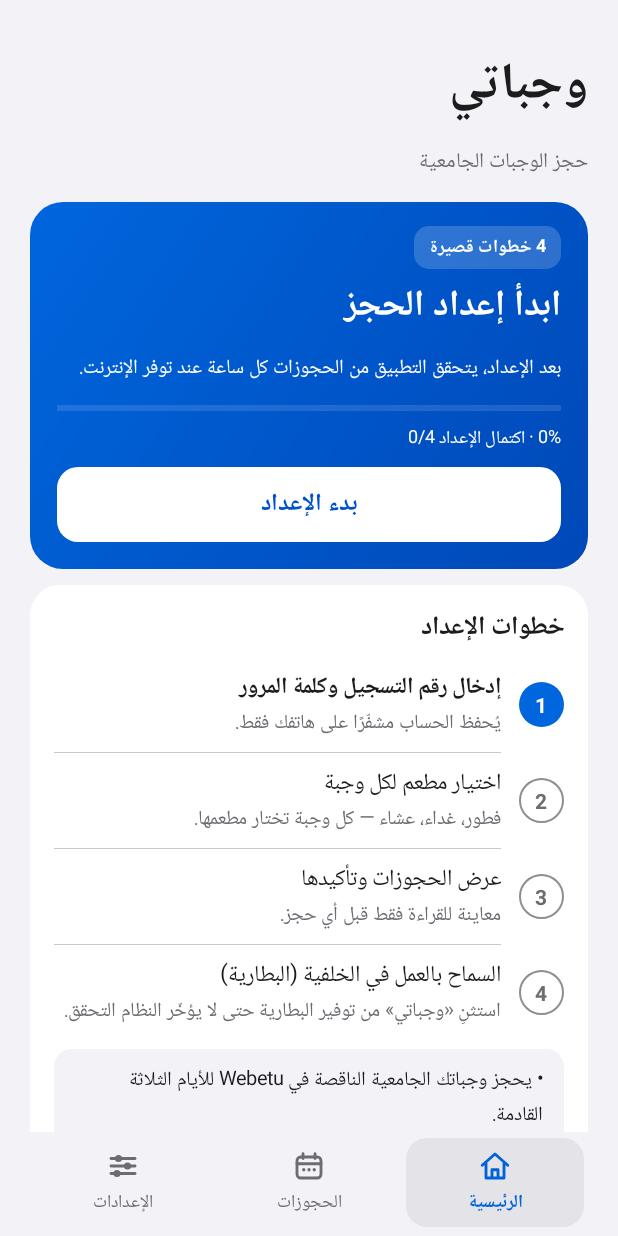
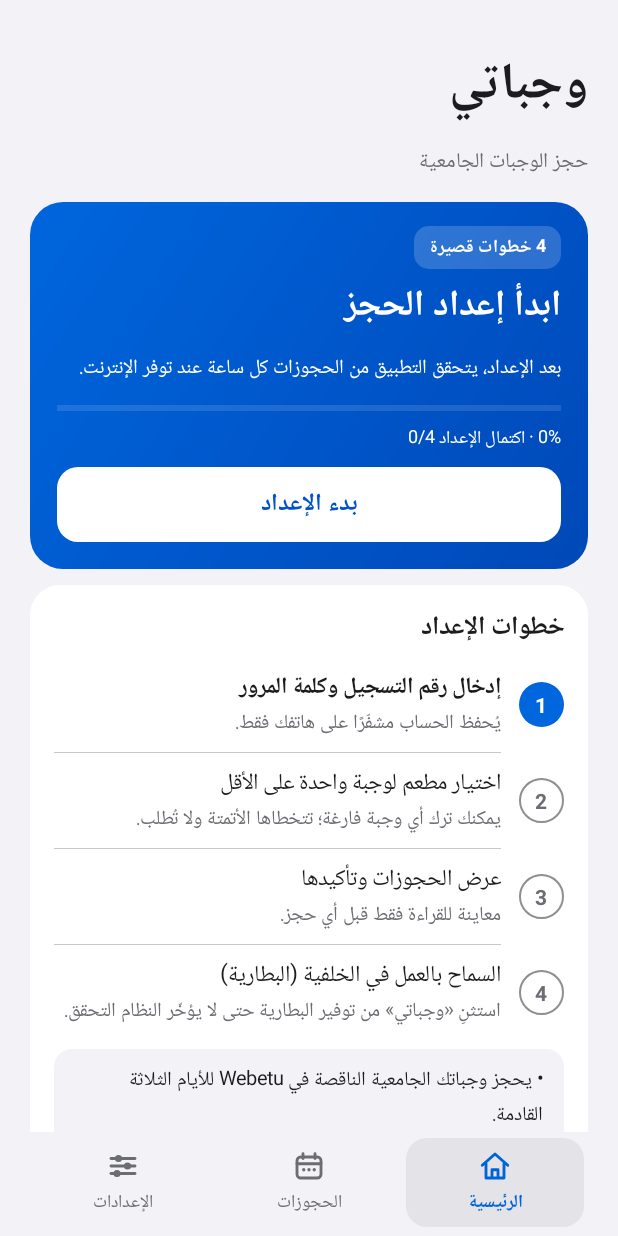
Before and after one commit to Ahmed47-t/Wajabati, an Android app: the screen it shows after launch (MainActivity), on a phone screen of 412 x 824 dp. Run offline under Robolectric (Android 15) with nearby library versions, the phone set to English and light mode, and no system bars; pictures from the network do not load.

Commit message:
MealGuard (وجباتي) 0.13.1: source sync with the shipped APK
The committed tree predated the 0.13.1 work (optional meals, weekly
exceptions that can enable a meal for one weekday only). This restores the
verified 0.13.1 sources so the tree matches
MealGuard-0.13.1-weekly-positive-exceptions.apk (versionCode 15,
sha256 a11c8d32...).

```diff
--- a/app/src/main/java/dz/local/mealguard/Engine.java
+++ b/app/src/main/java/dz/local/mealguard/Engine.java
@@ -49,11 +49,12 @@ public final class Engine {
  }
  public static List<Meal> plan(JSONObject cfg,JSONArray depots,JSONArray rows,LocalDate today)throws Exception {
   Map<Long,JSONObject> offered=new HashMap<>();for(int i=0;i<depots.length();i++){JSONObject d=depots.getJSONObject(i);long id=d.getLong("id");if(offered.put(id,d)!=null)throw new Problem("معرّف مطعم مكرر؛ توقف آمن.");}
-  if(!AccountSettings.configured(cfg))throw new Problem("اختر مطعمًا لكل وجبة أولًا.");
+  if(!AccountSettings.configured(cfg))throw new Problem("اختر مطعمًا واحدًا على الأقل أولًا.");
   WeeklySchedule.rules(cfg);
   List<Meal> plan=new ArrayList<>();
   for(int ahead=1;ahead<=3;ahead++)for(int type=1;type<=3;type++){
-   JSONObject d=offered.get(WeeklySchedule.restaurant(cfg,today.plusDays(ahead),type));if(d==null)throw new Problem(today.plusDays(ahead)+" • "+LABEL[type]+": المطعم المختار أو مطعم الاستثناء غير متاح لحسابك الآن. لن نستخدم بديلًا تلقائيًا.");
+   long rid=WeeklySchedule.restaurant(cfg,today.plusDays(ahead),type);if(rid<=0)continue;// empty base and no exception, or the weekly exception asks to skip this meal today; a weekly exception may ADD a restaurant to a meal whose base is empty for one day only
+   JSONObject d=offered.get(rid);if(d==null)throw new Problem(today.plusDays(ahead)+" • "+LABEL[type]+": المطعم المختار أو مطعم الاستثناء غير متاح لحسابك الآن. لن نستخدم بديلًا تلقائيًا.");
    String field=type==1?"breakfast":type==2?"lunch":"dinner";
    if(!Boolean.TRUE.equals(d.opt(field)))throw new Problem("المطعم المختار لا يعرض "+LABEL[type]+". لن نغيّر المطعم تلقائيًا.");
    Meal m=new Meal(today.plusDays(ahead),type,d,0);plan.add(new Meal(m.day,type,d,matching(rows,m)));
--- a/app/src/main/java/dz/local/mealguard/WeeklySchedule.java
+++ b/app/src/main/java/dz/local/mealguard/WeeklySchedule.java
@@ -11,17 +11,18 @@ final class WeeklySchedule {
   if(!(cfg.opt(KEY) instanceof JSONObject))throw new Engine.Problem("جدول الاستثناءات غير صالح. راجع الإعدادات.");
   JSONObject all=cfg.getJSONObject(KEY);
   for(Iterator<String> ds=all.keys();ds.hasNext();){String d=ds.next();if(!d.matches("[1-7]")||!(all.opt(d) instanceof JSONObject))throw new Engine.Problem("يوم استثناء غير صالح.");JSONObject row=all.getJSONObject(d);
-   for(Iterator<String> ms=row.keys();ms.hasNext();){String m=ms.next();if(!m.matches("[1-3]")||!(row.opt(m) instanceof JSONObject))throw new Engine.Problem("وجبة استثناء غير صالحة.");Object id=row.getJSONObject(m).opt("id");if(!(id instanceof Number)||((Number)id).longValue()<=0||((Number)id).doubleValue()!=((Number)id).longValue())throw new Engine.Problem("مطعم استثناء غير صالح.");}
+   for(Iterator<String> ms=row.keys();ms.hasNext();){String m=ms.next();if(!m.matches("[1-3]")||!(row.opt(m) instanceof JSONObject))throw new Engine.Problem("وجبة استثناء غير صالحة.");JSONObject jr=row.getJSONObject(m);if(Boolean.TRUE.equals(jr.opt("skip")))continue;Object id=jr.opt("id");if(!(id instanceof Number)||((Number)id).longValue()<=0||((Number)id).doubleValue()!=((Number)id).longValue())throw new Engine.Problem("مطعم استثناء غير صالح.");}
   }return all;
  }
- static long restaurant(JSONObject cfg,int day,int meal)throws Exception{JSONObject row=rules(cfg).optJSONObject(Integer.toString(day));JSONObject rule=row==null?null:row.optJSONObject(Integer.toString(meal));return rule==null?cfg.getLong(AccountSettings.IDS[meal]):rule.getLong("id");}
+ /** Effective restaurant id for a day+meal. -1 = skipped by weekly exception, 0 = not configured (skipped), otherwise the restaurant id. */
+ static long restaurant(JSONObject cfg,int day,int meal)throws Exception{JSONObject row=rules(cfg).optJSONObject(Integer.toString(day));JSONObject rule=row==null?null:row.optJSONObject(Integer.toString(meal));if(rule!=null&&Boolean.TRUE.equals(rule.opt("skip")))return -1;return rule==null?cfg.optLong(AccountSettings.IDS[meal],0):rule.getLong("id");}
  static long restaurant(JSONObject cfg,LocalDate day,int meal)throws Exception{return restaurant(cfg,day.getDayOfWeek().getValue(),meal);}
  static JSONObject setDay(JSONObject cfg,int day,JSONObject[] selected,JSONArray offered)throws Exception{
   if(day<1||day>7)throw new Engine.Problem("يوم غير صالح.");
   JSONObject next=new JSONObject(cfg.toString()),all=new JSONObject(rules(cfg).toString()),row=new JSONObject();
-  for(int meal=1;meal<=3;meal++)if(selected[meal]!=null){long id=selected[meal].getLong("id");JSONObject match=null;for(JSONObject d:AccountSettings.options(offered,meal))if(d.getLong("id")==id)match=d;if(match==null)throw new Engine.Problem("مطعم الاستثناء غير متاح لـ"+Engine.LABEL[meal]+". حدّث القائمة أو اختر المطعم المعتاد.");row.put(Integer.toString(meal),new JSONObject().put("id",id).put("name",Engine.name(match)));}
+  for(int meal=1;meal<=3;meal++)if(selected[meal]!=null){JSONObject s=selected[meal];if(Boolean.TRUE.equals(s.opt("skip"))){row.put(Integer.toString(meal),new JSONObject().put("skip",true));continue;}long id=s.getLong("id");JSONObject match=null;for(JSONObject d:AccountSettings.options(offered,meal))if(d.getLong("id")==id)match=d;if(match==null)throw new Engine.Problem("مطعم الاستثناء غير متاح لـ"+Engine.LABEL[meal]+". حدّث القائمة أو اختر المطعم المعتاد.");row.put(Integer.toString(meal),new JSONObject().put("id",id).put("name",Engine.name(match)));}
   if(row.length()==0)all.remove(Integer.toString(day));else all.put(Integer.toString(day),row);
   if(all.length()==0)next.remove(KEY);else next.put(KEY,all);return next;
  }
- static String daySummary(JSONObject cfg,int day){try{JSONObject row=rules(cfg).optJSONObject(Integer.toString(day));if(row==null||row.length()==0)return "المطاعم المعتادة";StringBuilder s=new StringBuilder();for(int meal=1;meal<=3;meal++){JSONObject rule=row.optJSONObject(Integer.toString(meal));if(rule!=null){if(s.length()>0)s.append(" · ");s.append(Engine.LABEL[meal]).append(": ").append(rule.optString("name","مطعم #"+rule.optLong("id")));}}return s.toString();}catch(Exception e){return "جدول غير صالح — راجع الإعدادات";}}
+ static String daySummary(JSONObject cfg,int day){try{JSONObject row=rules(cfg).optJSONObject(Integer.toString(day));if(row==null||row.length()==0)return "المطاعم المعتادة";StringBuilder s=new StringBuilder();for(int meal=1;meal<=3;meal++){JSONObject rule=row.optJSONObject(Integer.toString(meal));if(rule!=null){if(s.length()>0)s.append(" · ");if(Boolean.TRUE.equals(rule.opt("skip")))s.append(Engine.LABEL[meal]).append(": غير مُختارة");else s.append(Engine.LABEL[meal]).append(": ").append(rule.optString("name","مطعم #"+rule.optLong("id")));}}return s.toString();}catch(Exception e){return "جدول غير صالح — راجع الإعدادات";}}
 }
--- a/app/src/main/res/values/strings.xml
+++ b/app/src/main/res/values/strings.xml
@@ -16,7 +16,7 @@
  <string name="screen_13">"لم تُحدَّد المطاعم بعد"</string>
  <string name="screen_15">"اذهب إلى الإعداد"</string>
  <string name="usual_restaurants">"المطاعم المعتادة"</string>
- <string name="screen_18">"استثناء يتكرر كل أسبوع في اليوم المحدد. الأيام بلا استثناء تستعمل المطاعم المعتادة."</string>
+ <string name="screen_18">"استثناء يتكرر كل أسبوع في اليوم المحدد. الأيام بلا استثناء تستعمل المطاعم المعتادة؛ والوجبة دون مطعم تُتخطى."</string>
  <string name="screen_19">"آخر عملية"</string>
  <string name="screen_20">"التفاصيل"</string>
  <string name="screen_22">"الحساب"</string>
@@ -45,7 +45,7 @@
  <string name="screen_48">"تسجيل الدخول والمتابعة"</string>
  <string name="screen_49">"مطعم مستقل لكل وجبة"</string>
  <string name="screen_50">"تُعرض المطاعم التي تتيح الوجبة لحسابك فقط."</string>
- <string name="screen_51">"اختر المطعم"</string>
+ <string name="screen_51">"لا حجز لهذه الوجبة"</string>
  <string name="screen_52">"تحديث قائمة المطاعم"</string>
  <string name="screen_54">"الوقت تقريبي ويعتمد على الإنترنت وقيود أندرويد."</string>
  <string name="screen_55">"مراجعة الخطة"</string>
@@ -75,7 +75,7 @@
  <string name="say_1">". اضغط للإخفاء"</string>
  <string name="connect_1">"أدخل رقم التسجيل وكلمة المرور."</string>
  <string name="connect_2">"جارٍ التحقق من الحساب…"</string>
- <string name="connect_3">"اختر مطعم كل وجبة، ثم مدة التحقق."</string>
+ <string name="connect_3">"اختر مطعم وجبة واحدة على الأقل، ثم مدة التحقق."</string>
  <string name="fill_meals_1">"لا توجد مطاعم متاحة لهذه الوجبة"</string>
  <string name="reload_restaurants_1">"تحقّق من الحساب أولًا."</string>
  <string name="reload_restaurants_2">"جارٍ تحميل المطاعم…"</string>
@@ -89,7 +89,7 @@
  <string name="render_plan_3">"يحتاج استبدالًا"</string>
  <string name="render_status_1">"آخر تأكيد كامل لحجوزات الأيام الثلاثة: "</string>
  <string name="render_status_6">"انقضت أيام آخر معاينة. حدّث لقراءة الحجوزات الحالية."</string>
- <string name="load_review_1">"اختر المطاعم الثلاثة أولًا."</string>
+ <string name="load_review_1">"اختر مطعمًا واحدًا على الأقل أولًا."</string>
  <string name="load_review_2">"جارٍ تحميل الخطة…"</string>
  <string name="load_review_3">"حالة كل وجبة كما تظهر الآن في Webetu · التحقق "</string>
  <string name="load_review_4">"قراءة فقط؛ لا يُرسل حجز الآن…"</string>
@@ -127,7 +127,7 @@
  <string name="details_2">"\nآخر تأكيد كامل: "</string>
  <string name="details_3">"تفاصيل العملية"</string>
  <string name="common_done">"تم"</string>
- <string name="weekly_day_1">"يتكرر كل أسبوع حسب تاريخ الوجبة. اختر المعتاد لإزالة الاستثناء. الحفظ يوقف الأتمتة للمراجعة ولا يلغي الحجوزات الحالية."</string>
+ <string name="weekly_day_1">"يتكرر كل أسبوع حسب تاريخ الوجبة. يمكن اختيار مطعم هنا لحجز وجبة غير مُعدّة في الأساس لهذا اليوم فقط، أو تخطي وجبة مُعدّة. اختر المعتاد أو «غير مُختارة» لإزالة الاستثناء. الحفظ يوقف الأتمتة للمراجعة ولا يلغي الحجوزات الحالية."</string>
  <string name="weekly_day_2">"المعتاد — "</string>
  <string name="weekly_day_3">"المحفوظ"</string>
  <string name="weekly_day_4">"غير متاح — "</string>
@@ -140,7 +140,7 @@
  <string name="edit_appearance_3">"داكن"</string>
  <string name="open_social_1">"تعذّر فتح الرابط. تأكّد من وجود متصفح."</string>
  <string name="privacy_1">"بيانات الحساب مشفّرة ومحفوظة على هاتفك. الاتصال بخدمتي MESRS وONOU فقط، دون خادم وسيط. روابط التواصل لا تُفتح إلا عند الضغط عليها وتخضع لسياسة الموقع الخارجي.\n\nاستخدم الأتمتة إذا سمحت شروط الخدمة، وأوقفها عند الغياب. قد يحدث فحص إضافي عند تغير اليوم أو بعد فشل، وقد يؤخر أندرويد التنفيذ. راجع الحجوزات في Webetu."</string>
- <string name="about_1">"تطبيق لمتابعة وحجز الوجبات الجامعية عبر Webetu، مع اختيار مطعم لكل وجبة والتحقق التلقائي."</string>
+ <string name="about_1">"تطبيق لمتابعة وحجز الوجبات الجامعية عبر Webetu، مع اختيار مطعم لكل وجبة تريدها والتحقق التلقائي."</string>
  <string name="about_2">"تطبيق مستقل غير تابع للوزارة. التوافق مع كل الجامعات لم يُختبر ميدانيًا."</string>
  <string name="about_3">"وجباتي · 0.12.0"</string>
  <string name="pending_1">"لا توجد محاولات معلّقة."</string>
@@ -170,8 +170,8 @@
  <string name="steps_title">"خطوات الإعداد"</string>
  <string name="step1_title">"إدخال رقم التسجيل وكلمة المرور"</string>
  <string name="step1_desc">"يُحفظ الحساب مشفّرًا على هاتفك فقط."</string>
- <string name="step2_title">"اختيار مطعم لكل وجبة"</string>
- <string name="step2_desc">"فطور، غداء، عشاء — كل وجبة تختار مطعمها."</string>
+ <string name="step2_title">"اختيار مطعم لوجبة واحدة على الأقل"</string>
+ <string name="step2_desc">"يمكنك ترك أي وجبة فارغة؛ تتخطاها الأتمتة ولا تُطلب."</string>
  <string name="step3_title">"عرض الحجوزات وتأكيدها"</string>
  <string name="step3_desc">"معاينة للقراءة فقط قبل أي حجز."</string>
  <string name="step_done">"مكتملة"</string>
@@ -192,7 +192,7 @@
  <string name="set_not_set">"لم يُضبط بعد"</string>
  <string name="set_pass_saved">"•••••••• · محفوظة مشفّرة على هذا الهاتف"</string>
  <string name="set_pass_none">"غير محفوظة"</string>
- <string name="set_meals_heading">"مطاعم الوجبات الثلاث"</string>
+ <string name="set_meals_heading">"مطاعم الوجبات"</string>
  <string name="set_week_none">"بلا استثناءات"</string>
  <string name="set_notify_heading">"التنبيهات"</string>
  <string name="set_notify_title">"إشعارات نتيجة الحجز"</string>
@@ -211,4 +211,6 @@
  <string-array name="meal_labels"><item>"فطور الصباح"</item><item>"الغداء"</item><item>"العشاء"</item></string-array>
  <string-array name="week_days"><item>"الاثنين"</item><item>"الثلاثاء"</item><item>"الأربعاء"</item><item>"الخميس"</item><item>"الجمعة"</item><item>"السبت"</item><item>"الأحد"</item></string-array>
  <string-array name="appearance_modes"><item>"حسب النظام"</item><item>"فاتح"</item><item>"داكن"</item></string-array>
+ <string name="meal_unconfigured">"غير مُختارة"</string>
+ <string name="weekly_skip">"تخطي هذه الوجبة"</string>
 </resources>
```
Also changed, not shown: app/src/main/java/dz/local/mealguard/AccountSettings.java (+9 -5 lines), app/src/main/java/dz/local/mealguard/MainActivity.java (+14 -12 lines), 6 other files.
